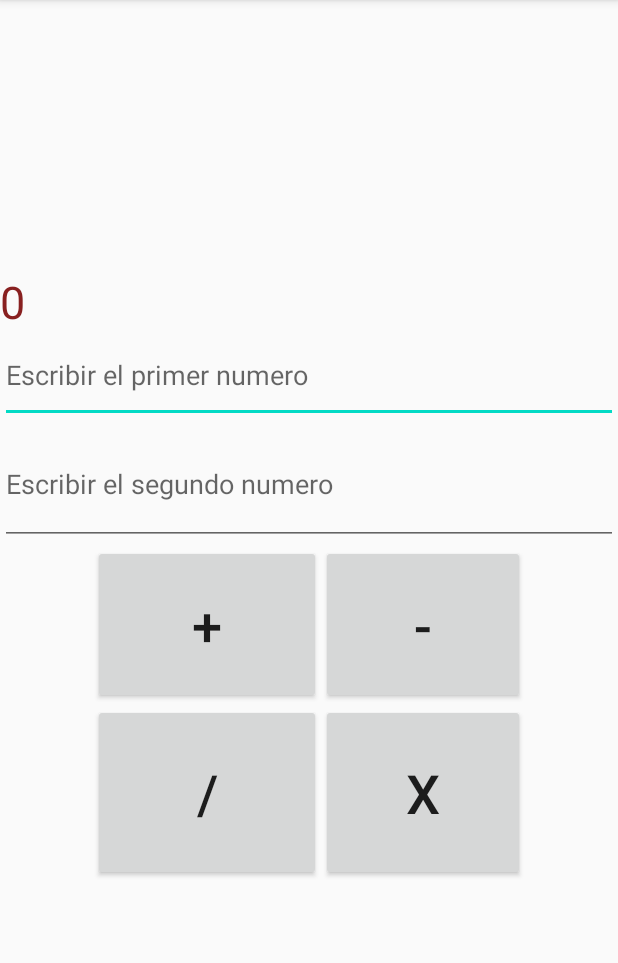
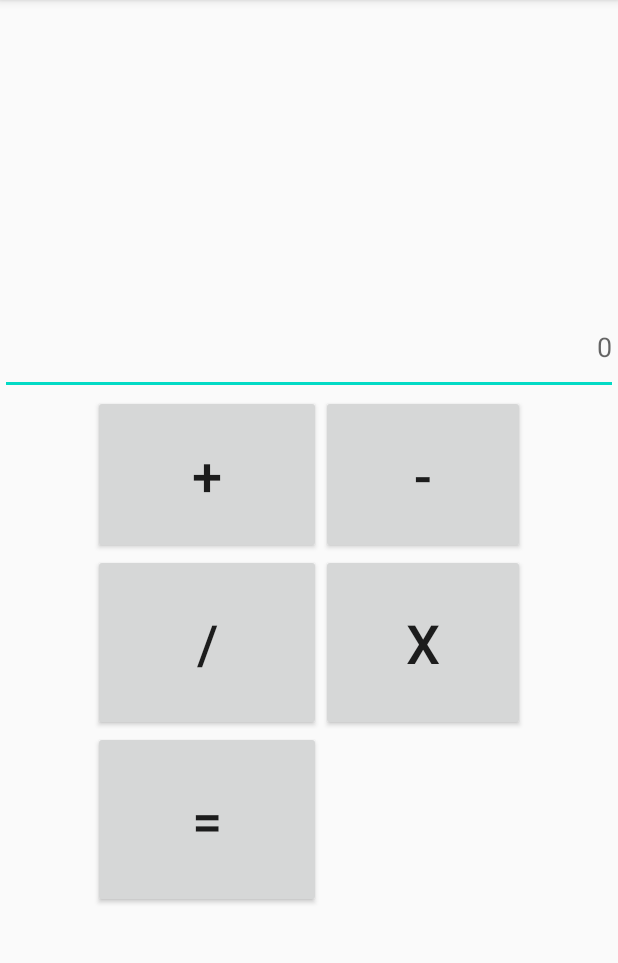
Before and after one commit to AndresRicardoSarmiento/proyecto_calculadora, an Android app: the screen it shows after launch (MainActivity), on a phone screen of 412 x 824 dp, the part 84-1047 px from its top. Run offline under Robolectric (Android 15) with nearby library versions, the phone set to English and light mode, and no system bars.

```diff
--- a/app/src/main/res/layout/activity_main.xml
+++ b/app/src/main/res/layout/activity_main.xml
@@ -12,25 +12,20 @@
         android:id="@+id/Respuesta"
         android:layout_width="match_parent"
         android:layout_height="37dp"
-        android:text="0"
         android:textColor="#882020"
-        android:textSize="30sp" />
+        android:textSize="30sp"
+        android:layout_gravity="end"
+        android:textAlignment="textEnd" />
 
     <EditText
         android:id="@+id/num1"
         android:layout_width="match_parent"
         android:layout_height="64dp"
         android:ems="10"
-        android:hint="Escribir el primer numero"
-        android:inputType="number" />
-
-    <EditText
-        android:id="@+id/num2"
-        android:layout_width="match_parent"
-        android:layout_height="81dp"
-        android:ems="10"
-        android:hint="Escribir el segundo numero"
-        android:inputType="number" />
+        android:hint="0"
+        android:inputType="numberDecimal|numberSigned"
+        android:layout_gravity="end"
+        android:textAlignment="textEnd" />
 
 <TableLayout
         android:layout_width="wrap_content"
@@ -76,6 +71,18 @@
                 android:textSize="36sp" />
         </TableRow>
 
+        <TableRow
+            android:layout_width="match_parent"
+            android:layout_height="match_parent">
+
+            <Button
+                android:id="@+id/button_total"
+                android:layout_width="match_parent"
+                android:layout_height="118dp"
+                android:text="="
+                android:textSize="36sp" />
+        </TableRow>
+
     </TableLayout>
 
 </androidx.appcompat.widget.LinearLayoutCompat>
```
Also changed, not shown: app/src/main/java/com/example/proyecto_calculadora/MainActivity.java (+109 -21 lines).
